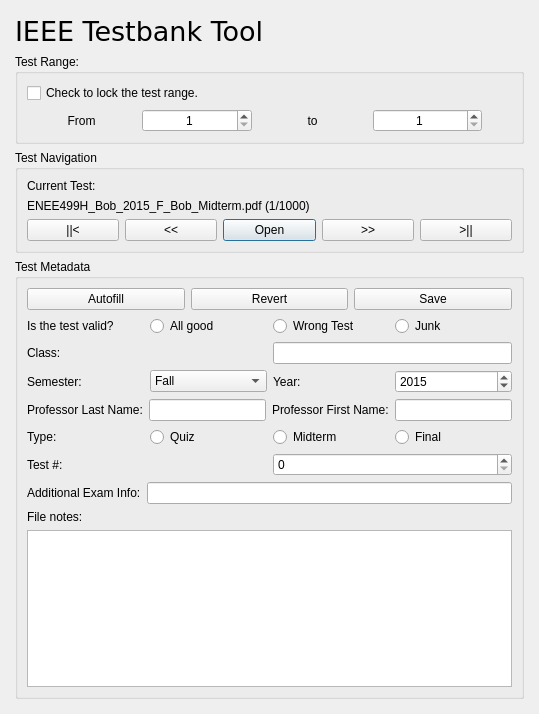
First picture: the form in Sorting.ui, repository UMDIEEE/ieee-tst, before the edit.
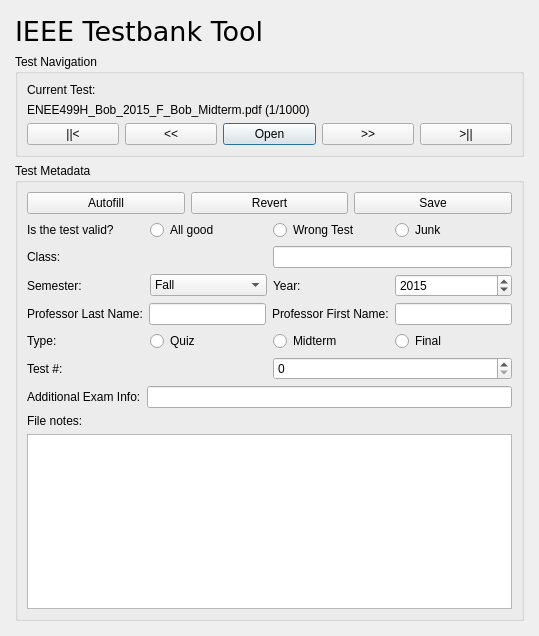
Second picture: the form after the edit.

Commit message: Move test range from sorting UI to setup UI + add new name field

```diff
--- a/Sorting.ui
+++ b/Sorting.ui
@@ -7,7 +7,7 @@
     <x>0</x>
     <y>0</y>
     <width>539</width>
-    <height>714</height>
+    <height>636</height>
    </rect>
   </property>
   <property name="sizePolicy">
@@ -47,71 +47,7 @@
       </widget>
      </item>
      <item>
-      <layout class="QVBoxLayout" name="testRangeLayout">
-       <item>
-        <widget class="QGroupBox" name="testRangeGroupBox">
-         <property name="title">
-          <string>Test Range:</string>
-         </property>
-         <layout class="QVBoxLayout" name="verticalLayout_3">
-          <item>
-           <widget class="QCheckBox" name="lockTestRangeChk">
-            <property name="text">
-             <string>Check to lock the test range.</string>
-            </property>
-           </widget>
-          </item>
-          <item>
-           <layout class="QHBoxLayout" name="testRangeHLayout">
-            <property name="rightMargin">
-             <number>30</number>
-            </property>
-            <item>
-             <widget class="QLabel" name="fromLbl">
-              <property name="text">
-               <string>From</string>
-              </property>
-              <property name="alignment">
-               <set>Qt::AlignCenter</set>
-              </property>
-             </widget>
-            </item>
-            <item>
-             <widget class="QSpinBox" name="startRangeSpinBox">
-              <property name="alignment">
-               <set>Qt::AlignCenter</set>
-              </property>
-              <property name="minimum">
-               <number>1</number>
-              </property>
-             </widget>
-            </item>
-            <item>
-             <widget class="QLabel" name="toLbl">
-              <property name="text">
-               <string>to</string>
-              </property>
-              <property name="alignment">
-               <set>Qt::AlignCenter</set>
-              </property>
-             </widget>
-            </item>
-            <item>
-             <widget class="QSpinBox" name="endRangeSpinBox">
-              <property name="alignment">
-               <set>Qt::AlignCenter</set>
-              </property>
-              <property name="minimum">
-               <number>1</number>
-              </property>
-             </widget>
-            </item>
-           </layout>
-          </item>
-         </layout>
-        </widget>
-       </item>
-      </layout>
+      <layout class="QVBoxLayout" name="testRangeLayout"/>
      </item>
      <item>
       <widget class="QGroupBox" name="testNavigationGroupBox">
```
The commit also changes 1 other file.
